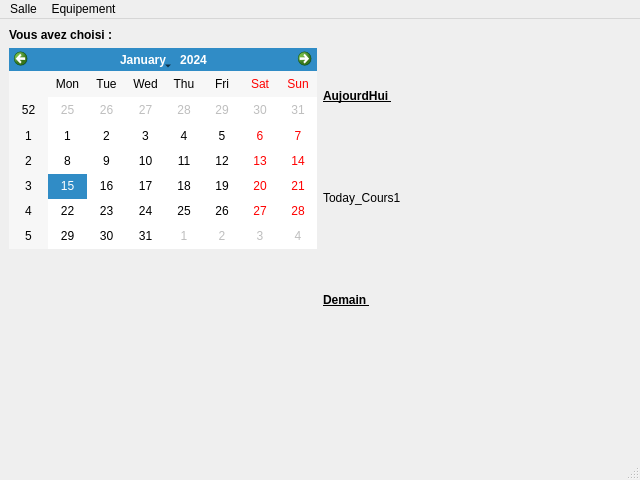
Qt form ConsulterReservation2AllUsers.ui (GamerBishop/projetENT_GL) before a commit.
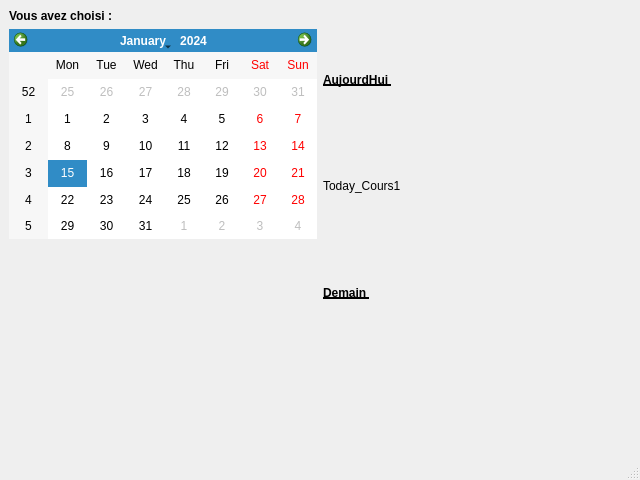
The same form after that commit.

```diff
--- a/ConsulterReservation2AllUsers.ui
+++ b/ConsulterReservation2AllUsers.ui
@@ -146,28 +146,6 @@
     </item>
    </layout>
   </widget>
-  <widget class="QMenuBar" name="menubar">
-   <property name="geometry">
-    <rect>
-     <x>0</x>
-     <y>0</y>
-     <width>640</width>
-     <height>21</height>
-    </rect>
-   </property>
-   <widget class="QMenu" name="menuSalle">
-    <property name="title">
-     <string>Salle</string>
-    </property>
-   </widget>
-   <widget class="QMenu" name="menuEquipement">
-    <property name="title">
-     <string>Equipement</string>
-    </property>
-   </widget>
-   <addaction name="menuSalle"/>
-   <addaction name="menuEquipement"/>
-  </widget>
   <widget class="QStatusBar" name="statusbar"/>
  </widget>
  <resources/>
```
